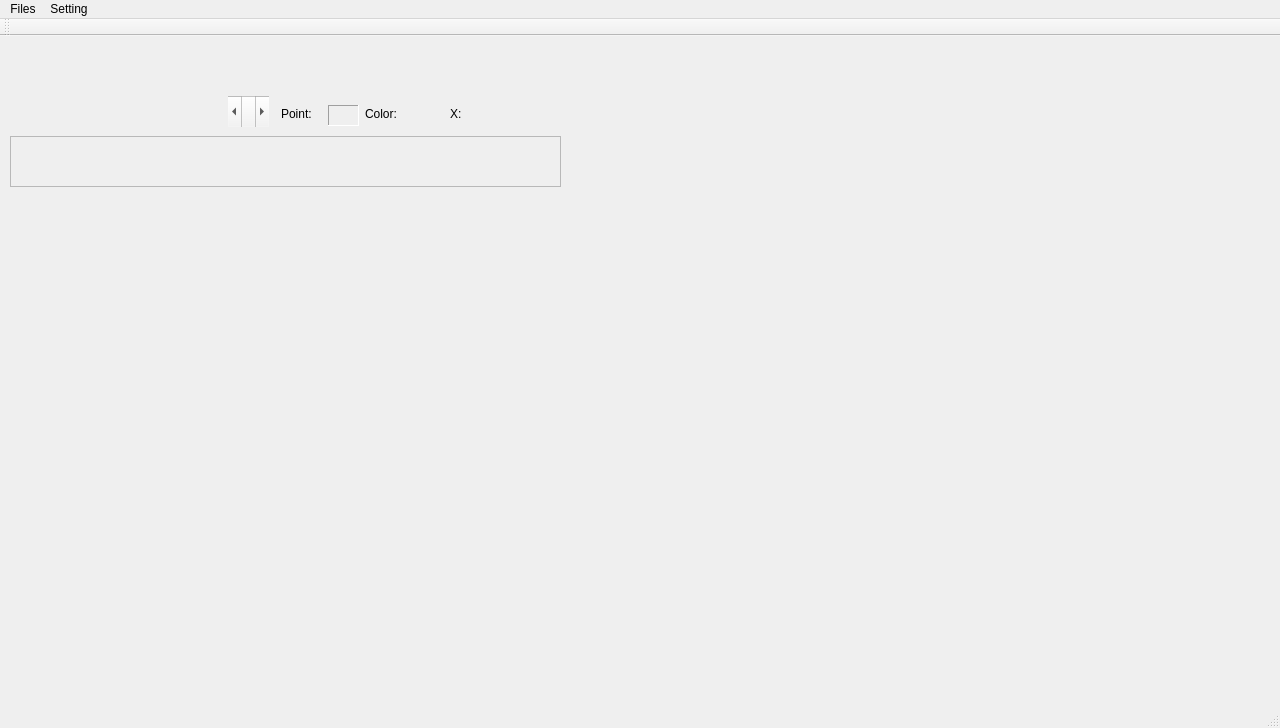
First picture: the form in Dicom3DViewer/mainwindow.ui, repository JiananHe/Dicom3DViewer, before the edit.
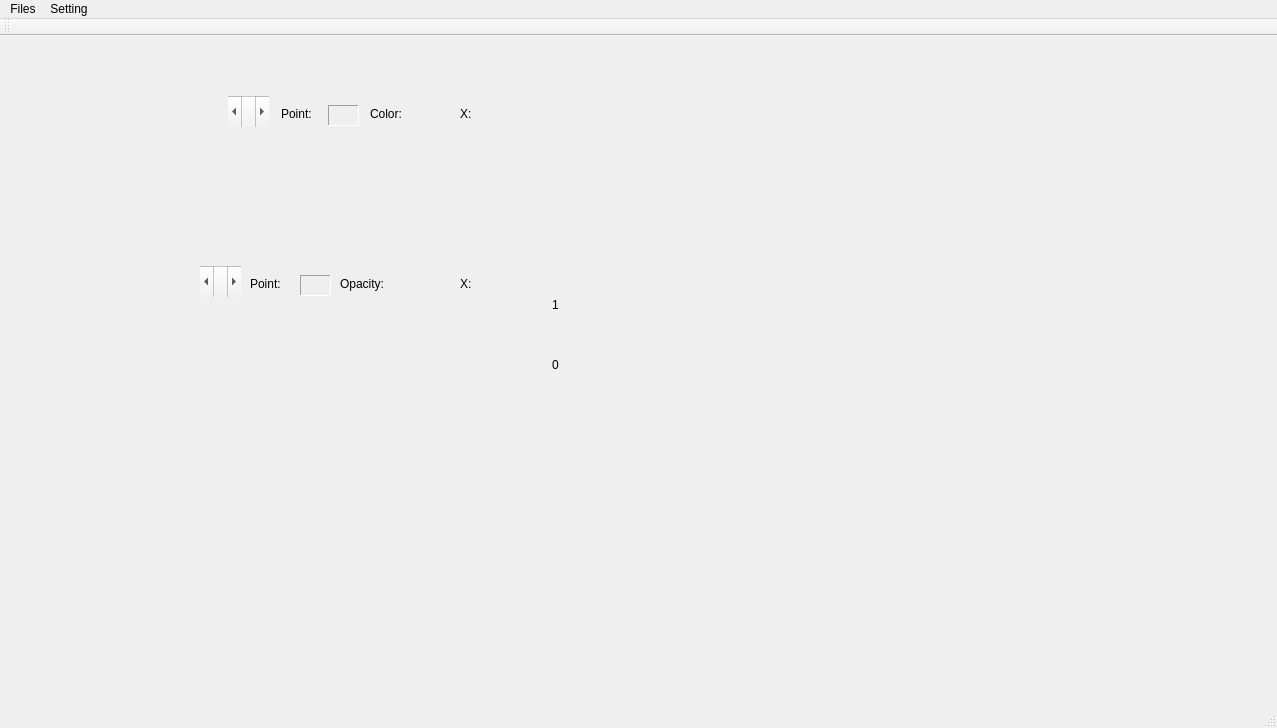
Second picture: the form after the edit. Custom widgets are drawn as their Qt base class.

Commit message: opacity tf widget finish

```diff
--- a/Dicom3DViewer/mainwindow.ui
+++ b/Dicom3DViewer/mainwindow.ui
@@ -6,7 +6,7 @@
    <rect>
     <x>0</x>
     <y>0</y>
-    <width>1280</width>
+    <width>1277</width>
     <height>728</height>
    </rect>
   </property>
@@ -78,7 +78,7 @@
       <enum>Qt::ClickFocus</enum>
      </property>
      <property name="frameShape">
-      <enum>QFrame::StyledPanel</enum>
+      <enum>QFrame::NoFrame</enum>
      </property>
      <property name="frameShadow">
       <enum>QFrame::Raised</enum>
@@ -87,7 +87,7 @@
     <widget class="QLabel" name="colortf_x_label">
      <property name="geometry">
       <rect>
-       <x>440</x>
+       <x>450</x>
        <y>30</y>
        <width>16</width>
        <height>16</height>
@@ -100,7 +100,7 @@
     <widget class="QLabel" name="colortf_curbp_color_label">
      <property name="geometry">
       <rect>
-       <x>400</x>
+       <x>410</x>
        <y>23</y>
        <width>31</width>
        <height>31</height>
@@ -116,7 +116,7 @@
     <widget class="QLabel" name="colortf_color_label">
      <property name="geometry">
       <rect>
-       <x>355</x>
+       <x>360</x>
        <y>30</y>
        <width>51</width>
        <height>16</height>
@@ -180,7 +180,7 @@
     <widget class="QLabel" name="colortf_curbp_x_label">
      <property name="geometry">
       <rect>
-       <x>460</x>
+       <x>470</x>
        <y>30</y>
        <width>72</width>
        <height>16</height>
@@ -191,13 +191,191 @@
      </property>
     </widget>
    </widget>
+   <widget class="QWidget" name="opacitytf_widget" native="true">
+    <property name="geometry">
+     <rect>
+      <x>10</x>
+      <y>210</y>
+      <width>561</width>
+      <height>151</height>
+     </rect>
+    </property>
+    <widget class="QFrame" name="opacitytf_bar">
+     <property name="geometry">
+      <rect>
+       <x>0</x>
+       <y>50</y>
+       <width>551</width>
+       <height>81</height>
+      </rect>
+     </property>
+     <property name="focusPolicy">
+      <enum>Qt::ClickFocus</enum>
+     </property>
+     <property name="frameShape">
+      <enum>QFrame::NoFrame</enum>
+     </property>
+     <property name="frameShadow">
+      <enum>QFrame::Raised</enum>
+     </property>
+    </widget>
+    <widget class="QScrollBar" name="opacitytf_verticalScrollBar">
+     <property name="geometry">
+      <rect>
+       <x>190</x>
+       <y>20</y>
+       <width>41</width>
+       <height>31</height>
+      </rect>
+     </property>
+     <property name="orientation">
+      <enum>Qt::Horizontal</enum>
+     </property>
+    </widget>
+    <widget class="QLabel" name="opacitytf_point_label">
+     <property name="geometry">
+      <rect>
+       <x>240</x>
+       <y>30</y>
+       <width>51</width>
+       <height>16</height>
+      </rect>
+     </property>
+     <property name="text">
+      <string>Point:</string>
+     </property>
+    </widget>
+    <widget class="QLabel" name="opacitytf_curbp_idx_label">
+     <property name="geometry">
+      <rect>
+       <x>290</x>
+       <y>29</y>
+       <width>31</width>
+       <height>21</height>
+      </rect>
+     </property>
+     <property name="frameShape">
+      <enum>QFrame::Panel</enum>
+     </property>
+     <property name="frameShadow">
+      <enum>QFrame::Sunken</enum>
+     </property>
+     <property name="text">
+      <string/>
+     </property>
+    </widget>
+    <widget class="QLabel" name="opacitytf_opacity_label">
+     <property name="geometry">
+      <rect>
+       <x>330</x>
+       <y>30</y>
+       <width>61</width>
+       <height>16</height>
+      </rect>
+     </property>
+     <property name="text">
+      <string>Opacity:</string>
+     </property>
+    </widget>
+    <widget class="QLabel" name="opacitytf_curbp_opacity_label">
+     <property name="geometry">
+      <rect>
+       <x>392</x>
+       <y>28</y>
+       <width>51</width>
+       <height>21</height>
+      </rect>
+     </property>
+     <property name="text">
+      <string/>
+     </property>
+    </widget>
+    <widget class="QLabel" name="opacitytf_x_label">
+     <property name="geometry">
+      <rect>
+       <x>450</x>
+       <y>30</y>
+       <width>16</width>
+       <height>16</height>
+      </rect>
+     </property>
+     <property name="text">
+      <string>X:</string>
+     </property>
+    </widget>
+    <widget class="QLabel" name="opacitytf_curbp_x_label">
+     <property name="geometry">
+      <rect>
+       <x>470</x>
+       <y>30</y>
+       <width>72</width>
+       <height>16</height>
+      </rect>
+     </property>
+     <property name="text">
+      <string/>
+     </property>
+    </widget>
+    <widget class="QLabel" name="opacitytf_min_label">
+     <property name="geometry">
+      <rect>
+       <x>0</x>
+       <y>126</y>
+       <width>71</width>
+       <height>16</height>
+      </rect>
+     </property>
+     <property name="text">
+      <string/>
+     </property>
+    </widget>
+    <widget class="QLabel" name="opacitytf_max_label">
+     <property name="geometry">
+      <rect>
+       <x>510</x>
+       <y>126</y>
+       <width>54</width>
+       <height>16</height>
+      </rect>
+     </property>
+     <property name="text">
+      <string/>
+     </property>
+    </widget>
+    <widget class="QLabel" name="label">
+     <property name="geometry">
+      <rect>
+       <x>542</x>
+       <y>111</y>
+       <width>16</width>
+       <height>16</height>
+      </rect>
+     </property>
+     <property name="text">
+      <string>0</string>
+     </property>
+    </widget>
+    <widget class="QLabel" name="label_2">
+     <property name="geometry">
+      <rect>
+       <x>542</x>
+       <y>51</y>
+       <width>16</width>
+       <height>16</height>
+      </rect>
+     </property>
+     <property name="text">
+      <string>1</string>
+     </property>
+    </widget>
+   </widget>
   </widget>
   <widget class="QMenuBar" name="menuBar">
    <property name="geometry">
     <rect>
      <x>0</x>
      <y>0</y>
-     <width>1280</width>
+     <width>1277</width>
      <height>26</height>
     </rect>
    </property>
```
The commit also changes 7 other files.
